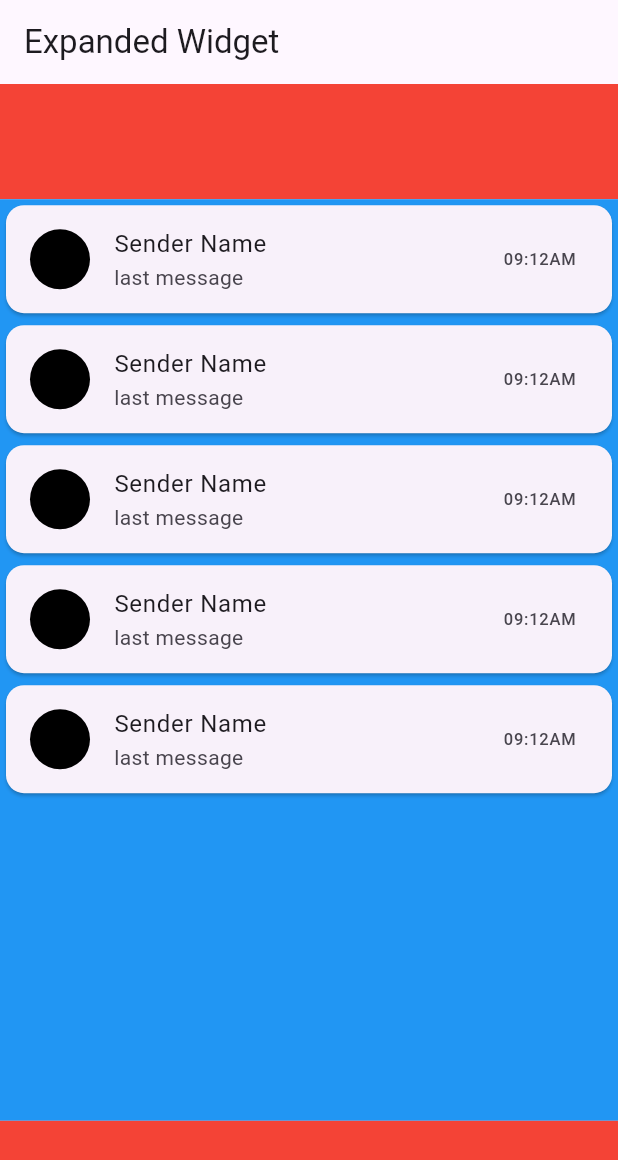
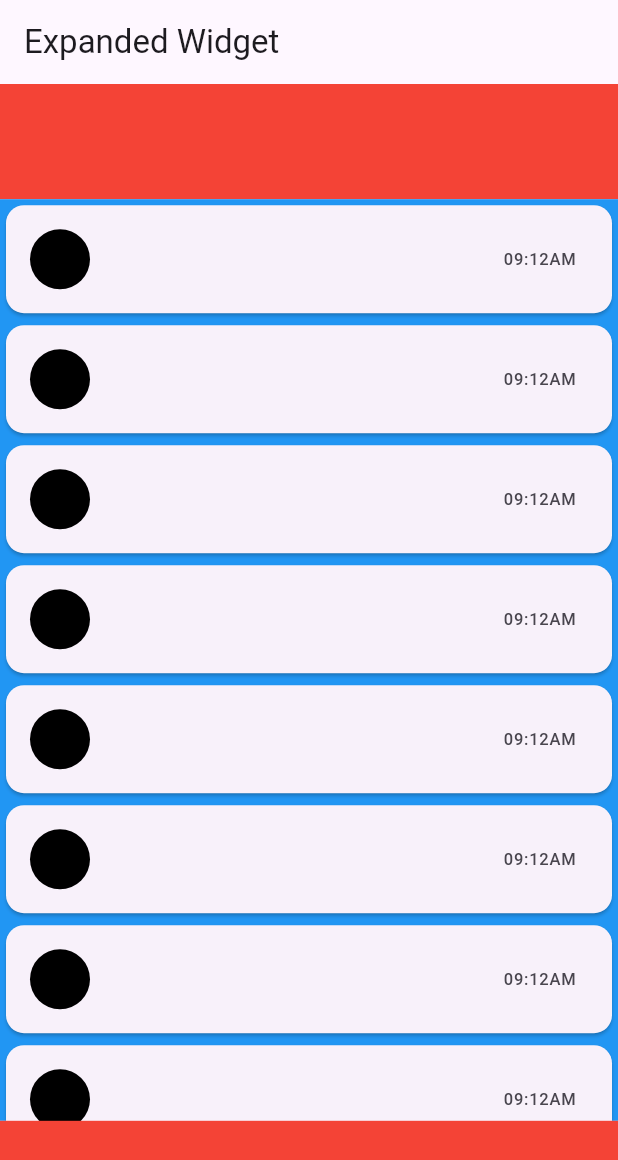
Before and after one commit to Areeba-ai05/WA-full-clone, a Flutter app: the screen it shows after launch, on a phone screen of 412 x 824 dp. Shown: the top 1160 px of the screen. Run offline on Flutter 3.47's test engine with Material 3 defaults, Android fonts, the phone set to English and light mode, and no system bars.

```diff
--- a/lib/whatsapp/wapp.dart
+++ b/lib/whatsapp/wapp.dart
@@ -1,8 +1,57 @@
 import  'package:flutter/material.dart';
 
 class ExpandedClass extends StatelessWidget {
-  const ExpandedClass({super.key});
+   ExpandedClass({super.key});
+ List senderName=[
+   '',
+   '',
+   '',
+   '',
+   '',
+   '',
+   '',
+   '',
+   '',
+   '',
+   '',
+   '',
+   '',
+   '',
+ ];
 
+ List lastMessages=[
+   '',
+   '',
+   '',
+   '',
+   '',
+   '',
+   '',
+   '',
+   '',
+   '',
+   '',
+   '',
+   '',
+   '',
+ ];
+ List userImage=[
+   '',
+   '',
+   '',
+   '',
+   '',
+   '',
+   '',
+   '',
+   '',
+   '',
+   '',
+   '',
+   '',
+   '',
+ ];
+ //LIST NAME
   @override
   Widget build(BuildContext context) {
     return Scaffold(
@@ -21,14 +70,14 @@ class ExpandedClass extends StatelessWidget {
               child: Container(
                   color: Colors.blue,
                   child: ListView.builder(
-                    itemCount: 5,//starting =0, ending =5-1
+                    itemCount: senderName.length,//starting =0, ending =5-1
                     itemBuilder: (context,index)
                     {
                       return Card(
                         child: ListTile(
                           leading: CircleAvatar(backgroundColor: Colors.black,),
-                          title: Text('Sender Name'),
-                          subtitle: Text('last message'),
+                          title: Text(senderName[index]),
+                          subtitle: Text(lastMessages[index]),
                           trailing: Text('09:12AM'),
                         ),
                       );
```
Also changed, not shown: assets/img1.jpg (added).
